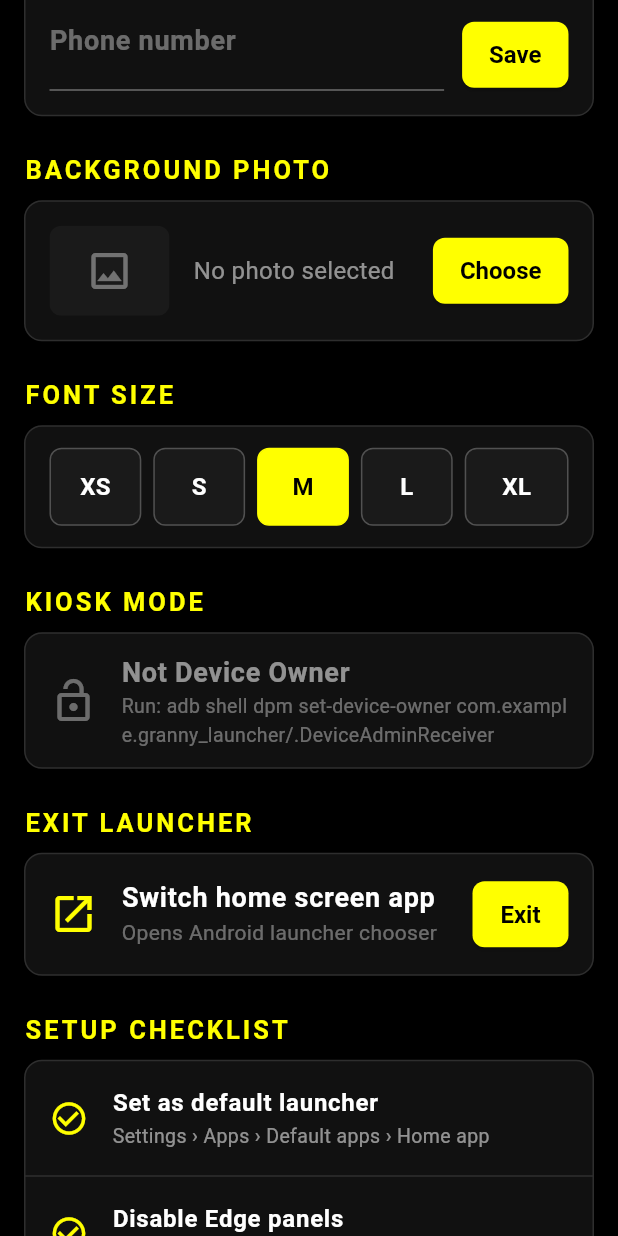
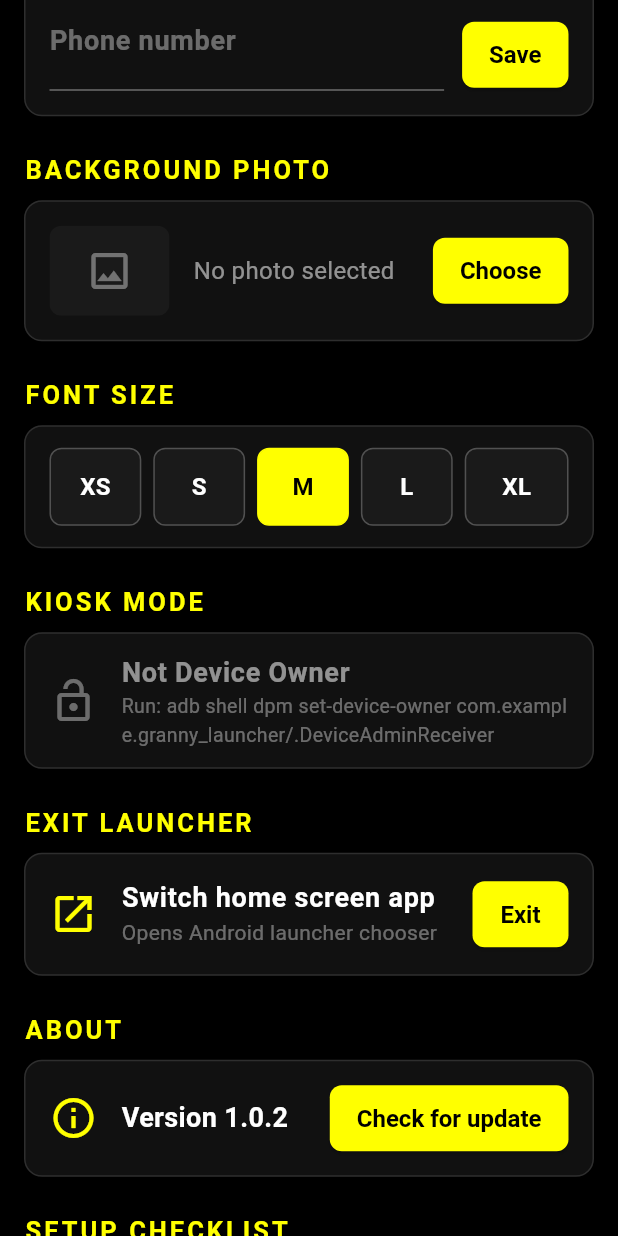
Before and after one commit to arlyon/granny-launcher, a Flutter app: the _AdminSettings widget shown alone on an empty page, opened directly, scrolled down 576 dp, on a phone screen of 412 x 824 dp. Run offline on Flutter 3.47's test engine with Material 3 defaults, Android fonts, the phone set to English and light mode, and no system bars; our stand-ins replace battery_plus, dio, flutter_contacts, geolocator, image_picker, package_info_plus and 3 more; missing offline and left inert: android_intent_plus, flutter_ringtone_player, installed_apps, notification_listener_service, torch_light; accounts and stored records are empty; network calls fail.

Commit message:
add version check

```diff
--- a/lib/services/update_service.dart
+++ b/lib/services/update_service.dart
@@ -11,12 +11,13 @@ class UpdateService {
   // Replace with actual repository info
   static const String _repoUrl = 'https://github.com/arlyon/granny-launcher/releases/download/latest';
 
-  Future<void> checkForUpdates() async {
+  /// Returns a human-readable status string describing the result.
+  Future<String> checkForUpdates() async {
     try {
       final info = await PackageInfo.fromPlatform();
       final response = await Dio().get('$_repoUrl/version.json');
 
-      if (response.statusCode != 200) return;
+      if (response.statusCode != 200) return 'Server error: ${response.statusCode}';
 
       final data = (response.data is String
           ? jsonDecode(response.data as String)
@@ -29,12 +30,13 @@ class UpdateService {
         final fullPath = '${tempDir.path}/update.apk';
 
         await Dio().download(downloadUrl, fullPath);
+        await _channel.invokeMethod('installSilently', {'path': fullPath});
+        return 'Update to $serverVersion is installing…';
+      }
 
-        await _channel.invokeMethod('installSilently', {'path': fullPath});
-      }
+      return 'Already up to date (v${info.version})';
     } catch (e) {
-      // Handle or log error
-      print('Update check failed: $e');
+      return 'Update check failed: $e';
     }
   }
 
--- a/lib/ui/admin_overlay.dart
+++ b/lib/ui/admin_overlay.dart
@@ -8,9 +8,11 @@ import '../main.dart' show kUiScales, uiScaleNotifier, backgroundImageNotifier;
 import '../models/app_contact.dart';
 import '../models/pinned_app.dart';
 import '../models/quick_action_intent.dart';
+import 'package:package_info_plus/package_info_plus.dart';
 import '../services/storage_service.dart';
 import '../services/contacts_service.dart';
 import '../services/app_service.dart';
+import '../services/update_service.dart';
 import 'admin/contact_picker.dart';
 import 'admin/app_picker.dart';
 
@@ -223,6 +225,9 @@ class _AdminSettingsState extends State<_AdminSettings> {
   String? _bgImagePath = backgroundImageNotifier.value;
   QuickActionIntent? _phoneIntent;
   QuickActionIntent? _smsIntent;
+  String? _appVersion;
+  bool _isCheckingUpdate = false;
+  String? _updateStatus;
 
   @override
   void initState() {
@@ -252,6 +257,7 @@ class _AdminSettingsState extends State<_AdminSettings> {
       final phoneApp = QuickActionIntent.tryParse(await _storage.getPhoneIntent());
       final isDeviceOwner =
           await _channel.invokeMethod<bool>('isDeviceOwner') ?? false;
+      final packageInfo = await PackageInfo.fromPlatform();
       if (mounted) {
         setState(() {
           _contacts = contacts;
@@ -261,6 +267,7 @@ class _AdminSettingsState extends State<_AdminSettings> {
           _smsIntent = smsApp;
           _phoneIntent = phoneApp;
           _isDeviceOwner = isDeviceOwner;
+          _appVersion = packageInfo.version;
           _loading = false;
         });
       }
@@ -529,6 +536,8 @@ class _AdminSettingsState extends State<_AdminSettings> {
         _buildKioskSection(),
         const SizedBox(height: 24),
         _buildExitSection(),
+        const SizedBox(height: 24),
+        _buildAboutSection(),
         const SizedBox(height: 24),
         _buildChecklist(),
         const SizedBox(height: 40),
@@ -997,6 +1006,76 @@ class _AdminSettingsState extends State<_AdminSettings> {
     );
   }
 
+  // ── About / Updates ───────────────────────────────────────────────────────
+
+  Future<void> _checkForUpdates() async {
+    setState(() {
+      _isCheckingUpdate = true;
+      _updateStatus = null;
+    });
+    final status = await UpdateService().checkForUpdates();
+    if (mounted) {
+      setState(() {
+        _isCheckingUpdate = false;
+        _updateStatus = status;
+      });
+    }
+  }
+
+  Widget _buildAboutSection() {
+    return Column(
+      crossAxisAlignment: CrossAxisAlignment.start,
+      children: [
+        const _SectionHeader('About'),
+        _card(
+          Padding(
+            padding: const EdgeInsets.symmetric(horizontal: 16, vertical: 14),
+            child: Row(
+              children: [
+                const Icon(Icons.info_outline,
+                    color: Color(0xFFFFFF00), size: 32),
+                const SizedBox(width: 16),
+                Expanded(
+                  child: Column(
+                    crossAxisAlignment: CrossAxisAlignment.start,
+                    children: [
+                      Text(
+                        'Version ${_appVersion ?? '…'}',
+                        style: const TextStyle(
+                          color: Colors.white,
+                          fontSize: 18,
+                          fontWeight: FontWeight.w600,
+                        ),
+                      ),
+                      if (_updateStatus != null) ...[
+                        const SizedBox(height: 4),
+                        Text(
+                          _updateStatus!,
+                          style: const TextStyle(
+                              color: Colors.white54, fontSize: 13),
+                        ),
+                      ],
+                    ],
+                  ),
+                ),
+                _isCheckingUpdate
+                    ? const SizedBox(
+                        width: 24,
+                        height: 24,
+                        child: CircularProgressIndicator(
+                          color: Color(0xFFFFFF00),
+                          strokeWidth: 2,
+                        ),
+                      )
+                    : _actionButton('Check for update', _checkForUpdates),
+              ],
+            ),
+          ),
+        ),
+      ],
+    );
+  }
+
   Widget _buildChecklist() {
     const items = [
       ('Set as default launcher', 'Settings › Apps › Default apps › Home app'),
--- a/pubspec.yaml
+++ b/pubspec.yaml
@@ -16,7 +16,7 @@ publish_to: "none" # Remove this line if you wish to publish to pub.dev
 # https://developer.apple.com/library/archive/documentation/General/Reference/InfoPlistKeyReference/Articles/CoreFoundationKeys.html
 # In Windows, build-name is used as the major, minor, and patch parts
 # of the product and file versions while build-number is used as the build suffix.
-version: 1.0.1+2
+version: 1.0.2+3
 
 environment:
   sdk: ^3.11.4
```
